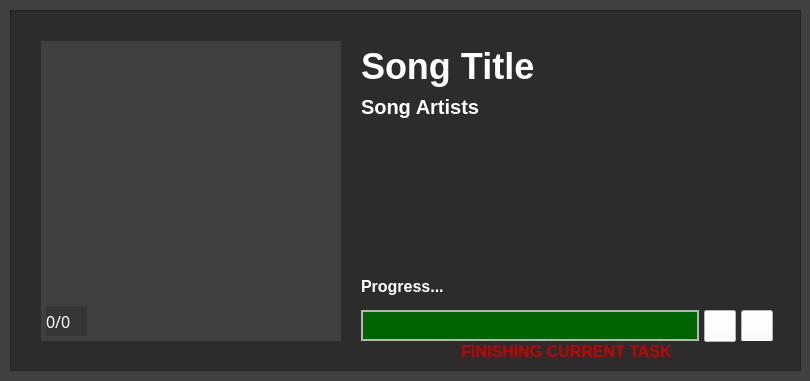
Old version of the form Spotify Downloader/SpotifyDownloader.ui in the repository WilliamSchack/Spotify-Downloader.
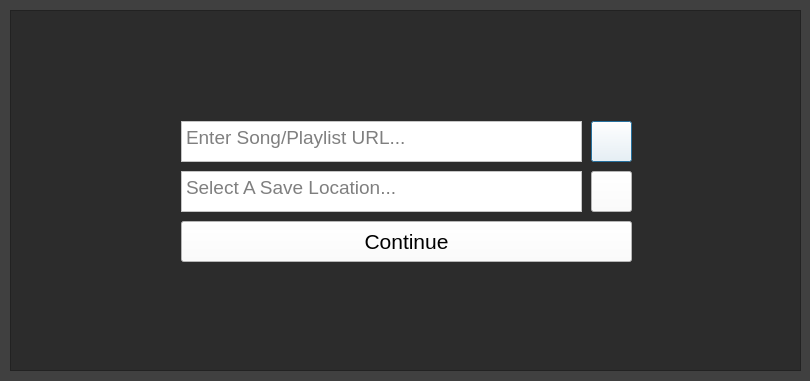
New version of the form. The open tabs and pages were chosen to show the change. Icons and pictures are not drawn. Custom widgets are drawn as their Qt base class.

What changed in the file:
```diff
--- a/Spotify Downloader/SpotifyDownloader.ui
+++ b/Spotify Downloader/SpotifyDownloader.ui
@@ -242,330 +242,8 @@
      </property>
     </widget>
    </widget>
-   <widget class="QWidget" name="ProcessingScreen">
-    <widget class="QLabel" name="SongCount">
-     <property name="geometry">
-      <rect>
-       <x>35</x>
-       <y>295</y>
-       <width>41</width>
-       <height>30</height>
-      </rect>
-     </property>
-     <property name="font">
-      <font>
-       <family>Impact</family>
-       <pointsize>12</pointsize>
-       <bold>false</bold>
-      </font>
-     </property>
-     <property name="styleSheet">
-      <string notr="true">background-color: rgb(64, 64, 64);
-background-color: rgb(54, 54, 54);
-color: rgb(255, 255, 255);</string>
-     </property>
-     <property name="text">
-      <string>0/0</string>
-     </property>
-     <property name="margin">
-      <number>5</number>
-     </property>
-    </widget>
-    <widget class="QPushButton" name="SettingsButton_2">
-     <property name="enabled">
-      <bool>true</bool>
-     </property>
-     <property name="geometry">
-      <rect>
-       <x>730</x>
-       <y>299</y>
-       <width>32</width>
-       <height>32</height>
-      </rect>
-     </property>
-     <property name="font">
-      <font>
-       <family>Segoe UI</family>
-       <pointsize>16</pointsize>
-      </font>
-     </property>
-     <property name="styleSheet">
-      <string notr="true">background-color: rgb(255, 255, 255);</string>
-     </property>
-     <property name="text">
-      <string/>
-     </property>
-     <property name="icon">
-      <iconset>
-       <normalon>:/SpotifyDownloader/SettingsCog.png</normalon>
-      </iconset>
-     </property>
-     <property name="iconSize">
-      <size>
-       <width>25</width>
-       <height>25</height>
-      </size>
-     </property>
-     <property name="autoDefault">
-      <bool>false</bool>
-     </property>
-     <property name="default">
-      <bool>false</bool>
-     </property>
-     <property name="flat">
-      <bool>false</bool>
-     </property>
-    </widget>
+   <widget class="QWidget" name="Processing">
     <widget class="QLabel" name="PauseWarning">
-     <property name="geometry">
-      <rect>
-       <x>350</x>
-       <y>330</y>
-       <width>411</width>
-       <height>20</height>
-      </rect>
-     </property>
-     <property name="font">
-      <font>
-       <family>Segoe UI</family>
-       <pointsize>12</pointsize>
-       <bold>true</bold>
-      </font>
-     </property>
-     <property name="styleSheet">
-      <string notr="true">color: rgb(200, 0, 0);</string>
-     </property>
-     <property name="text">
-      <string>FINISHING CURRENT TASK</string>
-     </property>
-     <property name="alignment">
-      <set>Qt::AlignCenter</set>
-     </property>
-    </widget>
-    <widget class="QPushButton" name="PauseButton">
-     <property name="geometry">
-      <rect>
-       <x>693</x>
-       <y>299</y>
-       <width>32</width>
-       <height>32</height>
-      </rect>
-     </property>
-     <property name="font">
-      <font>
-       <family>Segoe UI</family>
-       <pointsize>16</pointsize>
-      </font>
-     </property>
-     <property name="styleSheet">
-      <string notr="true">background-color: rgb(255, 255, 255);</string>
-     </property>
-     <property name="text">
-      <string/>
-     </property>
-     <property name="icon">
-      <iconset>
-       <normalon>:/SpotifyDownloader/Pause_Icon.png</normalon>
-      </iconset>
-     </property>
-     <property name="iconSize">
-      <size>
-       <width>25</width>
-       <height>25</height>
-      </size>
-     </property>
-     <property name="autoDefault">
-      <bool>false</bool>
-     </property>
-     <property name="default">
-      <bool>false</bool>
-     </property>
-     <property name="flat">
-      <bool>false</bool>
-     </property>
-    </widget>
-    <widget class="QWidget" name="ProgressBar_Back" native="true">
-     <property name="geometry">
-      <rect>
-       <x>350</x>
-       <y>299</y>
-       <width>338</width>
-       <height>31</height>
-      </rect>
-     </property>
-     <property name="styleSheet">
-      <string notr="true">background-color: rgb(182, 182, 182);</string>
-     </property>
-    </widget>
-    <widget class="QLabel" name="ProgressLabel">
-     <property name="geometry">
-      <rect>
-       <x>350</x>
-       <y>260</y>
-       <width>241</width>
-       <height>31</height>
-      </rect>
-     </property>
-     <property name="font">
-      <font>
-       <family>Segoe UI</family>
-       <pointsize>12</pointsize>
-       <bold>true</bold>
-      </font>
-     </property>
-     <property name="styleSheet">
-      <string notr="true">color: rgb(255, 255, 255);</string>
-     </property>
-     <property name="text">
-      <string>Progress...</string>
-     </property>
-     <property name="alignment">
-      <set>Qt::AlignLeading|Qt::AlignLeft|Qt::AlignVCenter</set>
-     </property>
-    </widget>
-    <widget class="QLabel" name="SongImage">
-     <property name="geometry">
-      <rect>
-       <x>30</x>
-       <y>30</y>
-       <width>300</width>
-       <height>300</height>
-      </rect>
-     </property>
-     <property name="styleSheet">
-      <string notr="true">background-color: rgb(64, 64, 64);</string>
-     </property>
-     <property name="text">
-      <string/>
-     </property>
-     <property name="scaledContents">
-      <bool>false</bool>
-     </property>
-    </widget>
-    <widget class="QLabel" name="SongTitle">
-     <property name="geometry">
-      <rect>
-       <x>350</x>
-       <y>30</y>
-       <width>431</width>
-       <height>51</height>
-      </rect>
-     </property>
-     <property name="font">
-      <font>
-       <family>Segoe UI</family>
-       <pointsize>27</pointsize>
-       <bold>true</bold>
-      </font>
-     </property>
-     <property name="styleSheet">
-      <string notr="true">color: rgb(255, 255, 255);</string>
-     </property>
-     <property name="text">
-      <string>Song Title</string>
-     </property>
-    </widget>
-    <widget class="QWidget" name="ProgressBar_Front" native="true">
-     <property name="geometry">
-      <rect>
-       <x>352</x>
-       <y>301</y>
-       <width>334</width>
-       <height>27</height>
-      </rect>
-     </property>
-     <property name="styleSheet">
-      <string notr="true">background-color: rgb(0, 100, 0);</string>
-     </property>
-    </widget>
-    <widget class="QLabel" name="SongArtists">
-     <property name="geometry">
-      <rect>
-       <x>350</x>
-       <y>70</y>
-       <width>431</width>
-       <height>51</height>
-      </rect>
-     </property>
-     <property name="font">
-      <font>
-       <family>Segoe UI</family>
-       <pointsize>15</pointsize>
-       <bold>true</bold>
-      </font>
-     </property>
-     <property name="styleSheet">
-      <string notr="true">color: rgb(255, 255, 255);</string>
-     </property>
-     <property name="frameShape">
-      <enum>QFrame::NoFrame</enum>
-     </property>
-     <property name="text">
-      <string>Song Artists</string>
-     </property>
-     <property name="alignment">
-      <set>Qt::AlignLeading|Qt::AlignLeft|Qt::AlignVCenter</set>
-     </property>
-    </widget>
-    <widget class="QPushButton" name="PlayButton">
-     <property name="enabled">
-      <bool>true</bool>
-     </property>
-     <property name="geometry">
-      <rect>
-       <x>693</x>
-       <y>299</y>
-       <width>32</width>
-       <height>32</height>
-      </rect>
-     </property>
-     <property name="font">
-      <font>
-       <family>Segoe UI</family>
-       <pointsize>16</pointsize>
-      </font>
-     </property>
-     <property name="styleSheet">
-      <string notr="true">background-color: rgb(255, 255, 255);</string>
-     </property>
-     <property name="text">
-      <string/>
-     </property>
-     <property name="icon">
-      <iconset>
-       <normalon>:/SpotifyDownloader/PlayButton.png</normalon>
-      </iconset>
-     </property>
-     <property name="iconSize">
-      <size>
-       <width>25</width>
-       <height>25</height>
-      </size>
-     </property>
-     <property name="autoDefault">
-      <bool>false</bool>
-     </property>
-     <property name="default">
-      <bool>false</bool>
-     </property>
-     <property name="flat">
-      <bool>false</bool>
-     </property>
-    </widget>
-    <zorder>SettingsButton_2</zorder>
-    <zorder>PauseWarning</zorder>
-    <zorder>PauseButton</zorder>
-    <zorder>ProgressBar_Back</zorder>
-    <zorder>ProgressLabel</zorder>
-    <zorder>SongImage</zorder>
-    <zorder>ProgressBar_Front</zorder>
-    <zorder>SongArtists</zorder>
-    <zorder>PlayButton</zorder>
-    <zorder>SongTitle</zorder>
-    <zorder>SongCount</zorder>
-   </widget>
-   <widget class="QWidget" name="NewProcessing">
-    <widget class="QLabel" name="PauseWarning_2">
      <property name="enabled">
       <bool>true</bool>
      </property>
@@ -595,7 +273,7 @@
       <set>Qt::AlignCenter</set>
      </property>
     </widget>
-    <widget class="QPushButton" name="PlayButton_2">
+    <widget class="QPushButton" name="PlayButton">
      <property name="enabled">
       <bool>true</bool>
      </property>
@@ -640,7 +318,7 @@
       <bool>false</bool>
      </property>
     </widget>
-    <widget class="QPushButton" name="SettingsButton_3">
+    <widget class="QPushButton" name="SettingsButton_2">
      <property name="enabled">
       <bool>true</bool>
      </property>
@@ -685,7 +363,7 @@
       <bool>false</bool>
      </property>
     </widget>
-    <widget class="QLabel" name="SongCount_2">
+    <widget class="QLabel" name="SongCount">
      <property name="geometry">
       <rect>
        <x>10</x>
@@ -712,7 +390,7 @@
       <number>5</number>
      </property>
     </widget>
-    <widget class="QPushButton" name="PauseButton_2">
+    <widget class="QPushButton" name="PauseButton">
      <property name="geometry">
       <rect>
        <x>710</x>
```
Left out of the diff: 10 changed lines with no effect on the pictures.
